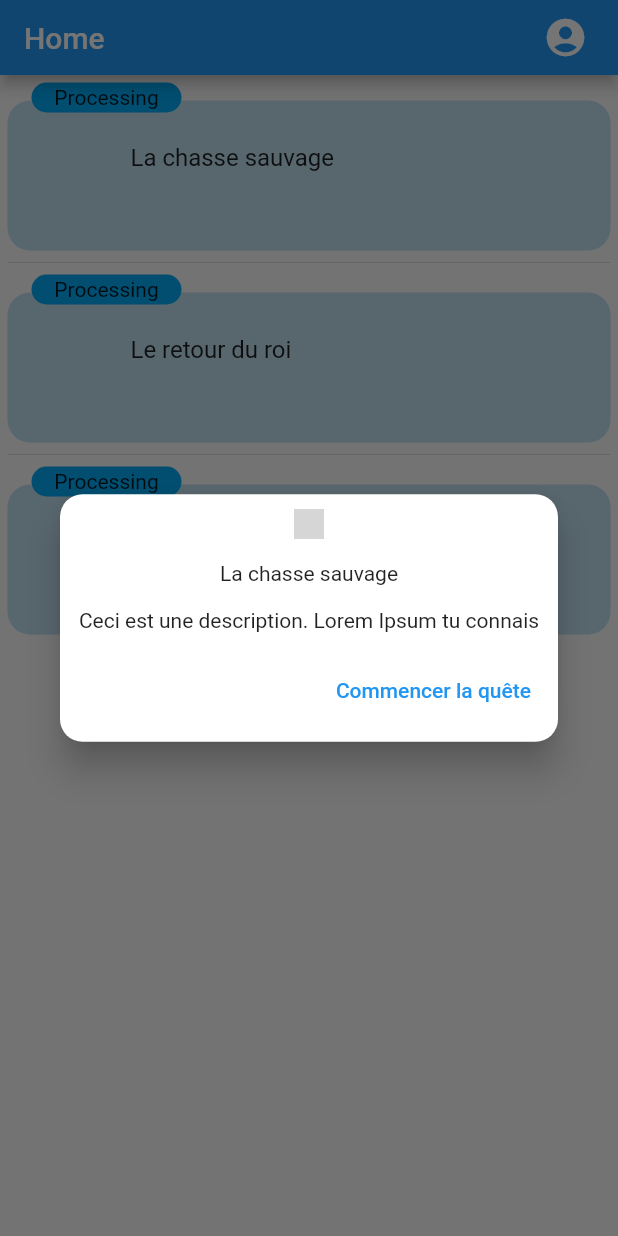
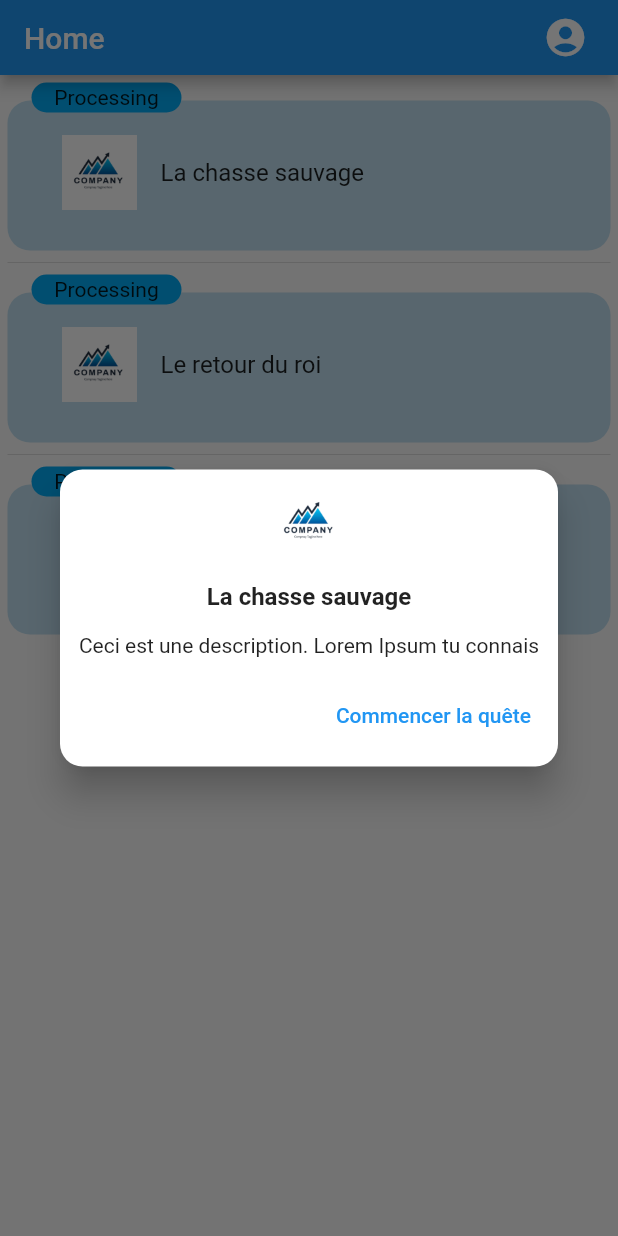
Before and after one commit to gauthLCF94/ydays_trackgame, a Flutter app: the screen it shows after launch, after a tap on "La chasse sauvage", on a phone screen of 412 x 824 dp. Run offline on Flutter 3.47's test engine with Material 2 defaults, Android fonts, the phone set to English and light mode, and no system bars; grey boxes are pictures that could not be loaded.

Commit message:
ajout de placeholder pour les img

```diff
--- a/lib/components/dialogquest.dart
+++ b/lib/components/dialogquest.dart
@@ -24,9 +24,15 @@ class DialogQuest extends StatelessWidget {
                   mainAxisAlignment: MainAxisAlignment.center,
                   mainAxisSize: MainAxisSize.min,
                   children: [
-                    Image.asset(data.image, width: 20),
+                    Image.asset("assets/img/logo_placeholder.png", width: 50, height: 50),
                     const SizedBox(height: 15),
-                    Text(data.title),
+                    Text(
+                      data.title,
+                      style: const TextStyle(
+                        fontSize: 16,
+                        fontWeight: FontWeight.bold
+                      ),
+                    ),
                     const SizedBox(height: 15),
                     Text(data.description),
                     const SizedBox(height: 15),
--- a/lib/components/questlistitem.dart
+++ b/lib/components/questlistitem.dart
@@ -15,7 +15,7 @@ class QuestListItem extends StatelessWidget {
     return Stack(
       children: [
         Container(
-          padding: const EdgeInsets.all(10),
+          padding: const EdgeInsets.only(top: 20, left: 20),
           height: 100,
           margin: const EdgeInsets.only(top: 12),
           decoration: BoxDecoration(
@@ -25,7 +25,8 @@ class QuestListItem extends StatelessWidget {
           child: Column(
             children: <Widget>[
               ListTile (
-                leading: Image.asset("logo_placeholder.png", width: 10),
+                //TODO: Lier les données reçues
+                leading: Image.asset("assets/img/logo_placeholder.png", width: 50, height: 50),
                 title: Text(data.title),
                 onTap: () {
                   log("Tile taped. ID :" + data.id);
```
